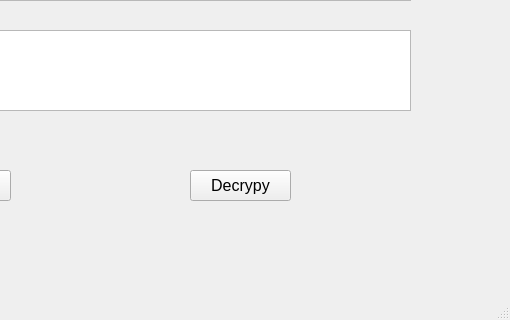
Old version of the form lab-03/ui/caesar.ui in the repository NghiDao-2057/bmttnc-hutech-2280602057; both pictures show x 290 to 800 and y 280 to 600 of the 800 by 600 pixel window.
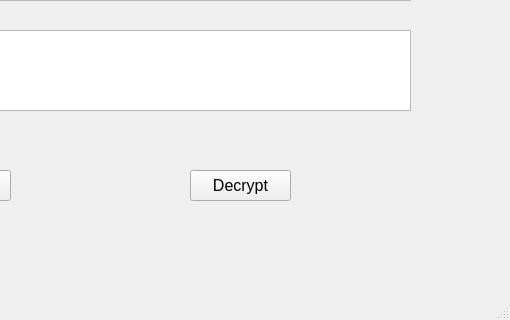
New version of the form.

What changed in the file:
```diff
--- a/lab-03/ui/caesar.ui
+++ b/lab-03/ui/caesar.ui
@@ -135,7 +135,7 @@
      </rect>
     </property>
     <property name="text">
-     <string>Decrypy</string>
+     <string>Decrypt</string>
     </property>
    </widget>
   </widget>
```
